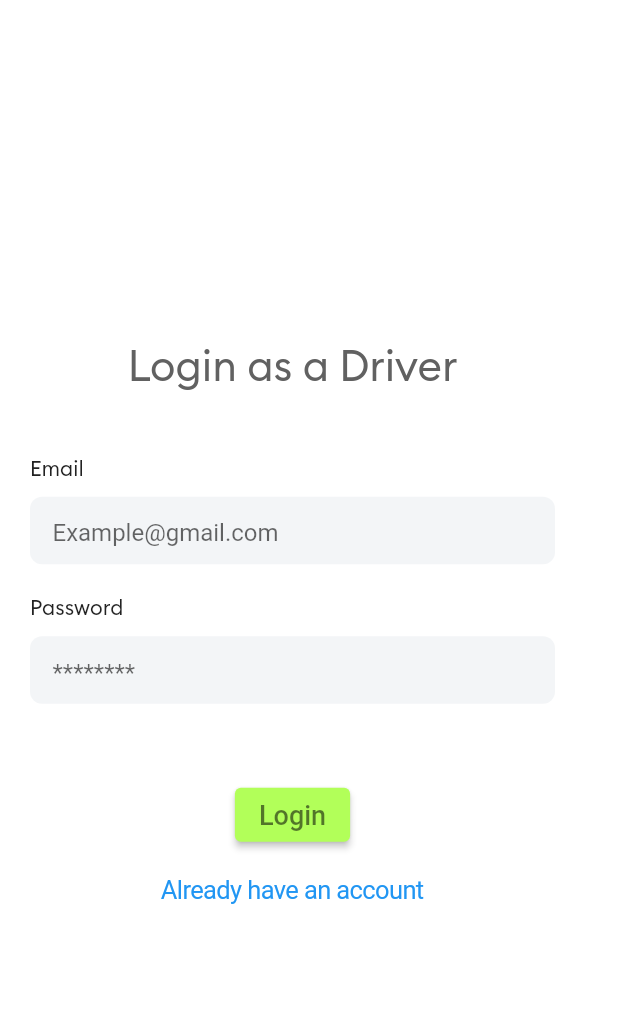
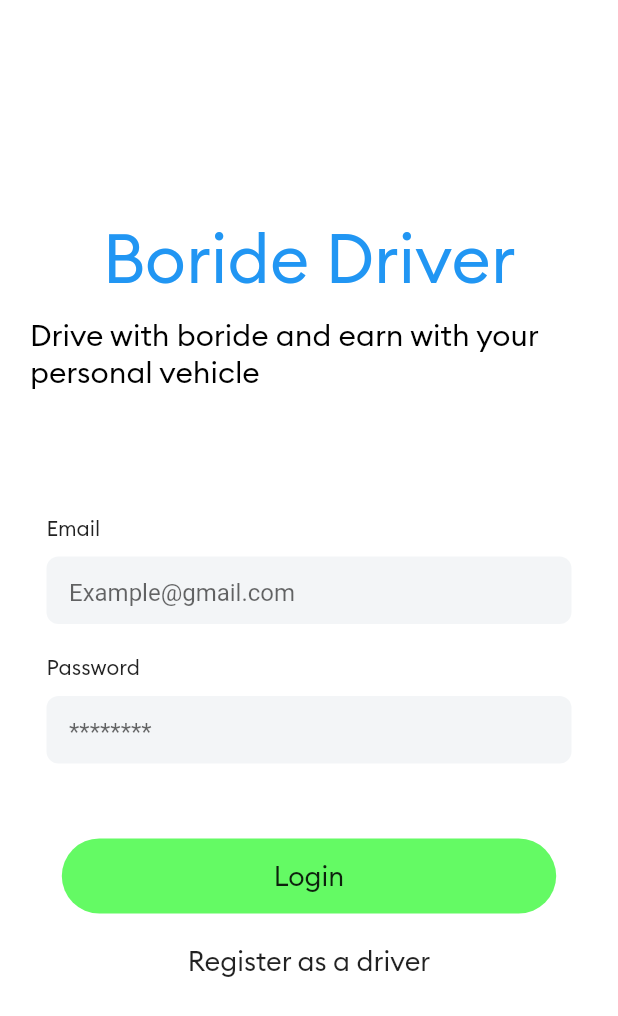
Before and after one commit to abdoulum/boride-driver, a Flutter app: the screen it shows after launch, on a phone screen of 412 x 824 dp. Shown: the top 1016 px of the screen. Run offline on Flutter 3.47's test engine with Material 2 defaults, Android fonts, the light colour scheme and no system bars; our stand-ins replace custom_navigation_bar, firebase_auth, firebase_core, firebase_database, firebase_messaging, fluttertoast and 4 more; missing offline and left inert: flutter_geofire, flutter_polyline_points; accounts and stored records are empty.

Commit message:
Commit F1-2

```diff
--- a/lib/authentication/login_screen.dart
+++ b/lib/authentication/login_screen.dart
@@ -5,7 +5,6 @@ import 'package:boride_driver/splashScreen/splash_screen.dart';
 import 'package:boride_driver/widgets/progress_dialog.dart';
 import 'package:firebase_auth/firebase_auth.dart';
 import 'package:firebase_database/firebase_database.dart';
-import 'package:flutter/cupertino.dart';
 import 'package:flutter/material.dart';
 import 'package:fluttertoast/fluttertoast.dart';
 
@@ -59,8 +58,8 @@ class _LoginScreenState extends State<LoginScreen> {
         if (snap.value != null) {
           currentFirebaseUser = firebaseUser;
           Fluttertoast.showToast(msg: "Login Successful.");
-          Navigator.pushReplacement(context,
-              MaterialPageRoute(builder: (c) => const MainScreen()));
+          Navigator.pushReplacement(
+              context, MaterialPageRoute(builder: (c) => const MainScreen()));
         } else {
           Fluttertoast.showToast(msg: "No record exist with this email.");
           fAuth.signOut();
@@ -83,16 +82,29 @@ class _LoginScreenState extends State<LoginScreen> {
           padding: const EdgeInsets.all(20.0),
           child: Column(
             children: [
-              SizedBox(height: MediaQuery.of(context).size.height * 0.25),
-              Text(
-                "Login as a Driver",
+              SizedBox(height: MediaQuery.of(context).size.height * 0.15),
+              const Text(
+                "Boride Driver",
                 style: TextStyle(
-                  fontSize: 28,
+                  fontSize: 45,
                   fontFamily: "Brand-Regular",
-                  color: Colors.grey.shade700,
+                  color: Colors.blue,
                 ),
               ),
-              SizedBox(height: MediaQuery.of(context).size.height * 0.05),
+              const SizedBox(height: 10),
+              Container(
+                alignment: Alignment.topCenter,
+                child: const Center(
+                  child: Text(
+                      "Drive with boride and earn with your personal vehicle",
+                      style: TextStyle(
+                        fontSize: 20,
+                        fontFamily: "Brand-Regular",
+                        color: Colors.black,
+                      )),
+                ),
+              ),
+              SizedBox(height: MediaQuery.of(context).size.height * 0.1),
               Column(
                 crossAxisAlignment: CrossAxisAlignment.start,
                 children: [
@@ -116,7 +128,7 @@ class _LoginScreenState extends State<LoginScreen> {
                         child: TextFormField(
                           controller: emailTextEditingController,
                           textCapitalization: TextCapitalization.words,
-                          keyboardType: TextInputType.name,
+                          keyboardType: TextInputType.emailAddress,
                           decoration: const InputDecoration(
                             hintText: "Example@gmail.com",
                             prefixStyle: TextStyle(color: Colors.black),
@@ -175,27 +187,33 @@ class _LoginScreenState extends State<LoginScreen> {
               const SizedBox(
                 height: 20,
               ),
-              ElevatedButton(
-                onPressed: () {
+              GestureDetector(
+                onTap: () {
                   validateForm();
                 },
-                style: ElevatedButton.styleFrom(
-                  backgroundColor: Colors.lightGreenAccent,
-                ),
-                child: const Text(
-                  "Login",
-                  style: TextStyle(
-                    color: Colors.black54,
-                    fontSize: 18,
-                  ),
+                child: Container(
+                  height: 50,
+                  width: MediaQuery.of(context).size.width * 0.8,
+                  decoration: BoxDecoration(
+                      color: const Color.fromARGB(255, 100, 250, 100),
+                      borderRadius: BorderRadius.circular(30)),
+                  child: const Center(
+                      child: Text(
+                    "Login",
+                    style: TextStyle(fontFamily: "Brand-Regular", fontSize: 18),
+                  )),
                 ),
               ),
-              CupertinoButton(
-                  child: const Text("Already have an account"),
-                  onPressed: () {
-                    Navigator.push(context,
-                        MaterialPageRoute(builder: (c) => const NewDriver()));
-                  })
+              const SizedBox(height: 20),
+              GestureDetector(
+                onTap: (){
+                  Navigator.push(context, MaterialPageRoute(builder: (context) => const NewDriver()));
+                },
+                child: const Text(
+                  "Register as a driver",
+                  style: TextStyle(fontFamily: "Brand-Regular", fontSize: 18),
+                ),
+              )
             ],
           ),
         ),
```
